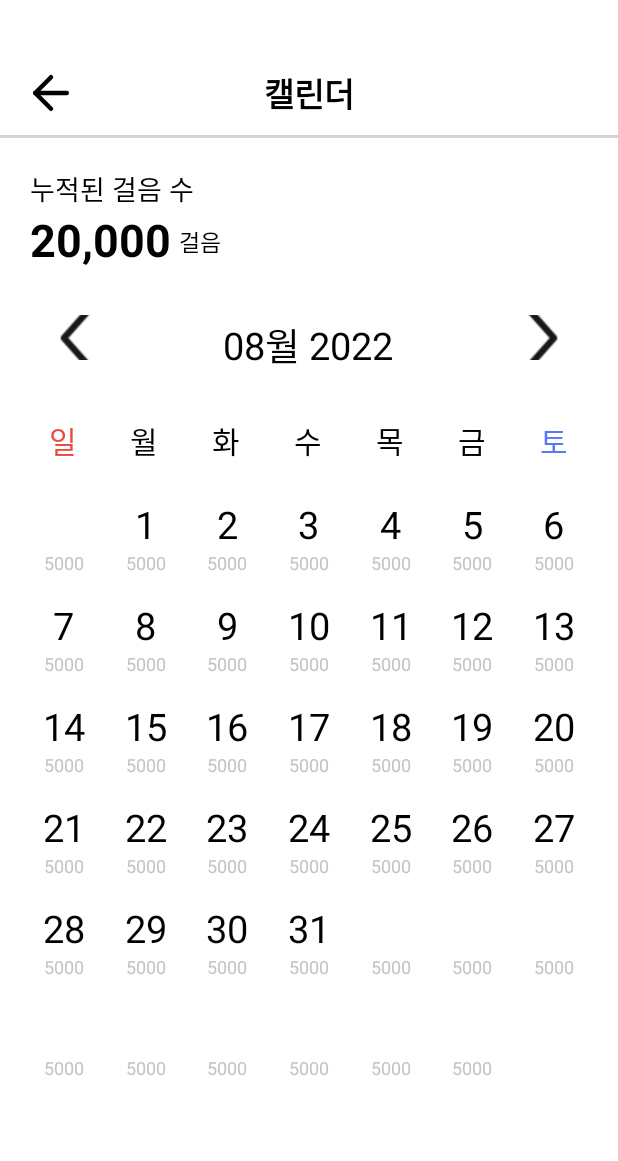
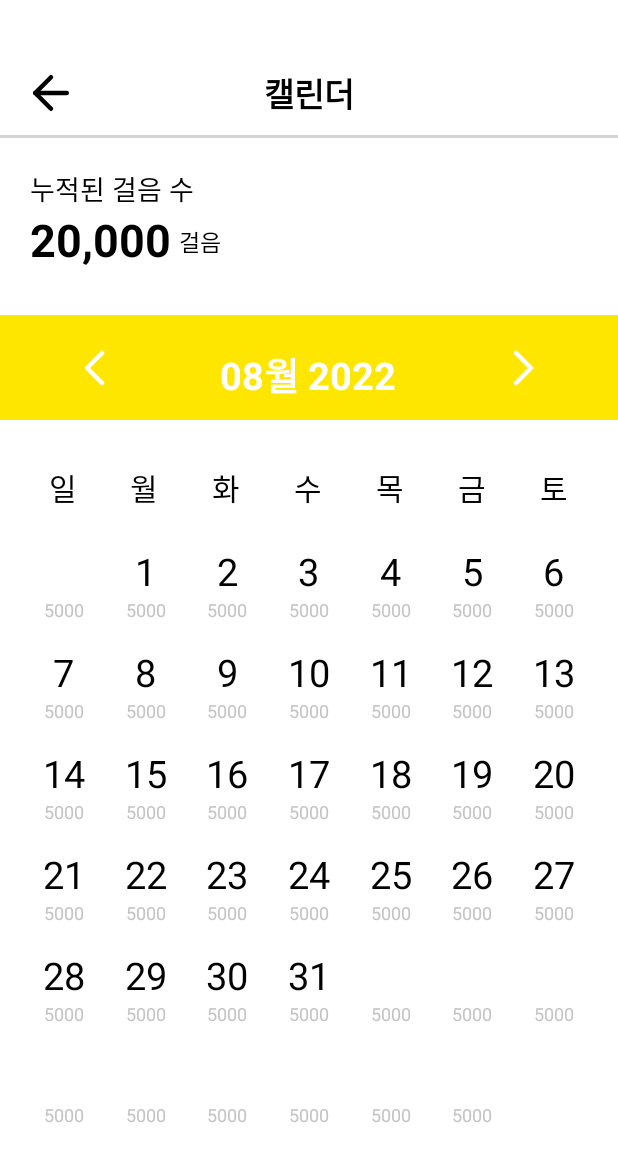
Before and after one commit to Donggrami/Donggrami-Earth1round-AOS, an Android app: the CharacterCalenderActivity screen opened directly, with no data from a screen before it, on a phone screen of 412 x 824 dp. Shown: the top 1161 px of the screen. Run offline under Robolectric (Android 15) with nearby library versions, the phone set to English and light mode, and no system bars; our stand-ins replace data binding.

Commit message:
seora modify calender design

```diff
--- /dev/null
+++ b/app/src/main/res/drawable/ic_arrow_left_white.xml
@@ -0,0 +1,13 @@
+<vector xmlns:android="http://schemas.android.com/apk/res/android"
+    android:width="14dp"
+    android:height="24dp"
+    android:viewportWidth="14"
+    android:viewportHeight="24">
+  <path
+      android:pathData="M12,22L2,12L12,2"
+      android:strokeLineJoin="round"
+      android:strokeWidth="3"
+      android:fillColor="#00000000"
+      android:strokeColor="#ffffff"
+      android:strokeLineCap="round"/>
+</vector>
--- /dev/null
+++ b/app/src/main/res/drawable/ic_arrow_right_white.xml
@@ -0,0 +1,13 @@
+<vector xmlns:android="http://schemas.android.com/apk/res/android"
+    android:width="14dp"
+    android:height="24dp"
+    android:viewportWidth="14"
+    android:viewportHeight="24">
+  <path
+      android:pathData="M2,22L12,12L2,2"
+      android:strokeLineJoin="round"
+      android:strokeWidth="3"
+      android:fillColor="#00000000"
+      android:strokeColor="#ffffff"
+      android:strokeLineCap="round"/>
+</vector>
--- a/app/src/main/res/layout/fragment_character_calender.xml
+++ b/app/src/main/res/layout/fragment_character_calender.xml
@@ -83,13 +83,23 @@
                 app:layout_constraintStart_toEndOf="@id/character_home_cumulate_num_tv"
                 app:layout_constraintBottom_toBottomOf="@id/character_home_cumulate_num_tv"/>
 
+            <LinearLayout
+                android:id="@+id/character_calender_month_change_color"
+                android:layout_width="match_parent"
+                android:layout_height="20dp"
+                android:background="@color/main_yellow"
+                android:orientation="horizontal"
+                android:layout_marginTop="30dp"
+                app:layout_constraintBottom_toTopOf="@id/character_calender_month_change"/>
+
 
             <LinearLayout
                 android:id="@+id/character_calender_month_change"
                 android:layout_width="match_parent"
-                android:layout_height="wrap_content"
+                android:layout_height="50dp"
+                android:background="@color/main_yellow"
                 android:orientation="horizontal"
-                android:layout_marginTop="30dp"
+                android:layout_marginTop="50dp"
                 app:layout_constraintTop_toBottomOf="@id/character_home_cumulate_num_tv">
 
                 <ImageButton
@@ -97,8 +107,8 @@
                     android:layout_width="45dp"
                     android:layout_height="30dp"
                     android:layout_weight="1"
-                    android:src="@drawable/img_arrow_left"
-                    android:background="@color/white"/>
+                    android:background="@color/main_yellow"
+                    android:src="@drawable/ic_arrow_left_white" />
 
                 <TextView
                     android:id="@+id/character_calender_month_tv"
@@ -107,16 +117,17 @@
                     android:layout_weight="2"
                     android:text="07월 2022"
                     android:textAlignment="center"
+                    android:textStyle="bold"
                     android:textSize="25sp"
-                    android:textColor="@color/black"/>
+                    android:textColor="@color/white"/>
 
                 <ImageButton
                     android:id="@+id/character_calender_right_ib"
                     android:layout_width="45dp"
                     android:layout_height="30dp"
                     android:layout_weight="1"
-                    android:src="@drawable/img_arrow_right"
-                    android:background="@color/white"/>
+                    android:background="@color/main_yellow"
+                    android:src="@drawable/ic_arrow_right_white" />
 
             </LinearLayout>
 
@@ -138,7 +149,7 @@
                     android:text="일"
                     android:textSize="20sp"
                     android:textAlignment="center"
-                    android:textColor="#E94A40"/>
+                    android:textColor="@color/black"/>
 
                 <TextView
                     android:id="@+id/character_calender_mon_tv"
@@ -198,7 +209,7 @@
                     android:text="토"
                     android:textSize="20sp"
                     android:textAlignment="center"
-                    android:textColor="#5977F8"/>
+                    android:textColor="@color/black"/>
 
             </LinearLayout>
 
```
